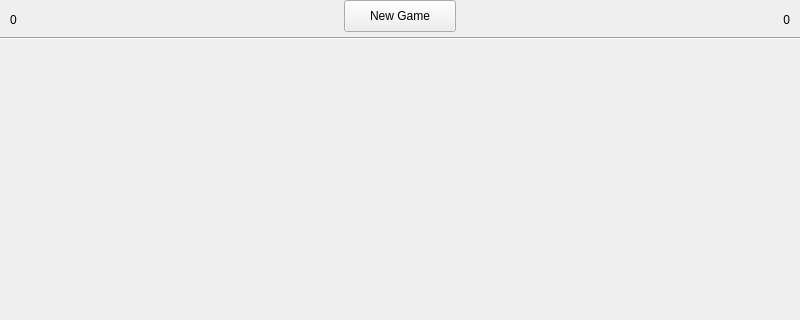
First picture: the form in src/ui/mainwindow.ui, repository tesselates/OctaPong, before the edit; both pictures show x 0 to 800 and y 0 to 320 of the 800 by 565 pixel window.
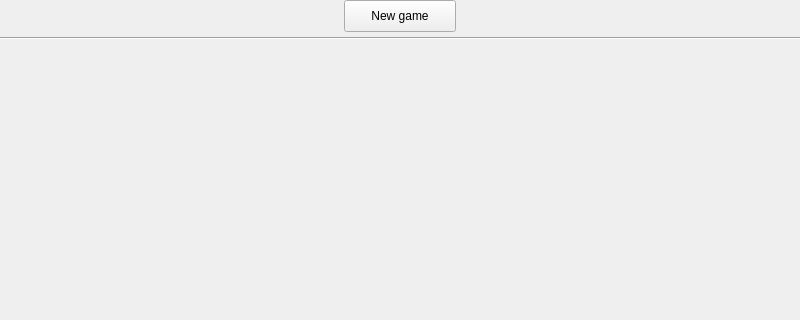
Second picture: the form after the edit.

```diff
--- a/src/ui/mainwindow.ui
+++ b/src/ui/mainwindow.ui
@@ -36,7 +36,7 @@
      </rect>
     </property>
     <property name="text">
-     <string>New Game</string>
+     <string>New game</string>
     </property>
    </widget>
    <widget class="QLabel" name="score1">
@@ -49,7 +49,7 @@
      </rect>
     </property>
     <property name="text">
-     <string>0</string>
+     <string></string>
     </property>
     <property name="alignment">
      <set>Qt::AlignLeading|Qt::AlignLeft|Qt::AlignVCenter</set>
@@ -68,7 +68,7 @@
      <number>1</number>
     </property>
     <property name="text">
-     <string>0</string>
+     <string></string>
     </property>
     <property name="scaledContents">
      <bool>false</bool>
```
